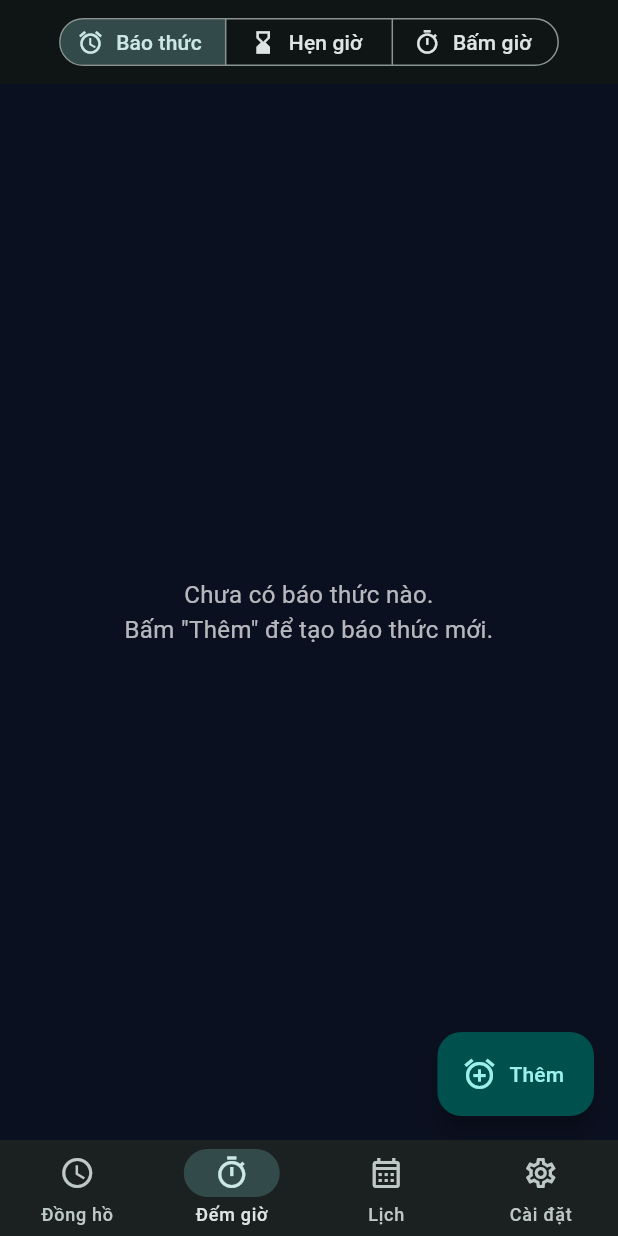
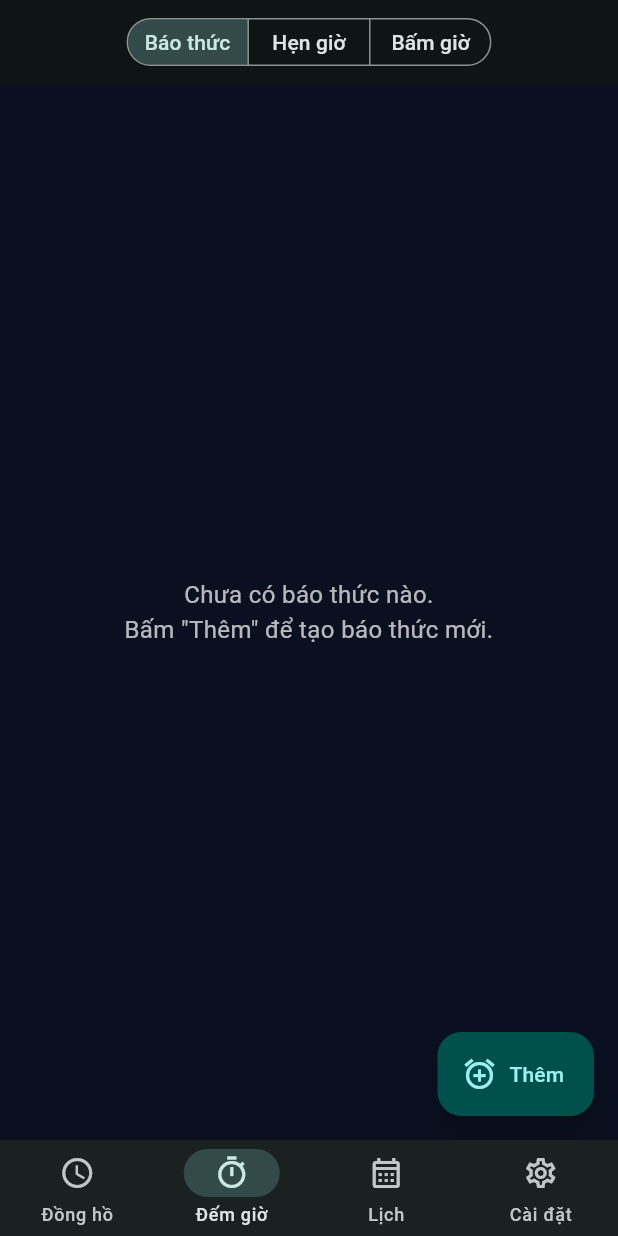
Before and after one commit to anthienlong2020/dream-watch-web, a Flutter app: the screen it shows after launch, item 2 of the bottom bar chosen, on a phone screen of 412 x 824 dp. Run offline on Flutter 3.47's test engine with Material 3 defaults, Android fonts, the phone set to English and light mode, and no system bars; our stand-ins replace audioplayers, file_picker, shared_preferences, wakelock_plus, web; missing offline and left inert: dart:js_interop, dart:ui_web.

Commit message:
Đếm giờ: bỏ icon trong thanh chọn để chữ 'Báo thức' không bị xuống dòng
Co-Authored-By: Claude Opus 5.5 <noreply@anthropic.com>
Claude-Session: https://claude.ai/code/session_01NiCjr4G382jmmSCaKoMmnR

```diff
--- a/lib/screens/timer_screen.dart
+++ b/lib/screens/timer_screen.dart
@@ -27,15 +27,12 @@ class _TimerScreenState extends State<TimerScreen> {
           segments: const [
             ButtonSegment(
                 value: 'alarm',
-                icon: Icon(Icons.alarm),
                 label: Text('Báo thức')),
             ButtonSegment(
                 value: 'countdown',
-                icon: Icon(Icons.hourglass_bottom),
                 label: Text('Hẹn giờ')),
             ButtonSegment(
                 value: 'stopwatch',
-                icon: Icon(Icons.timer_outlined),
                 label: Text('Bấm giờ')),
           ],
           selected: {_mode},
```
